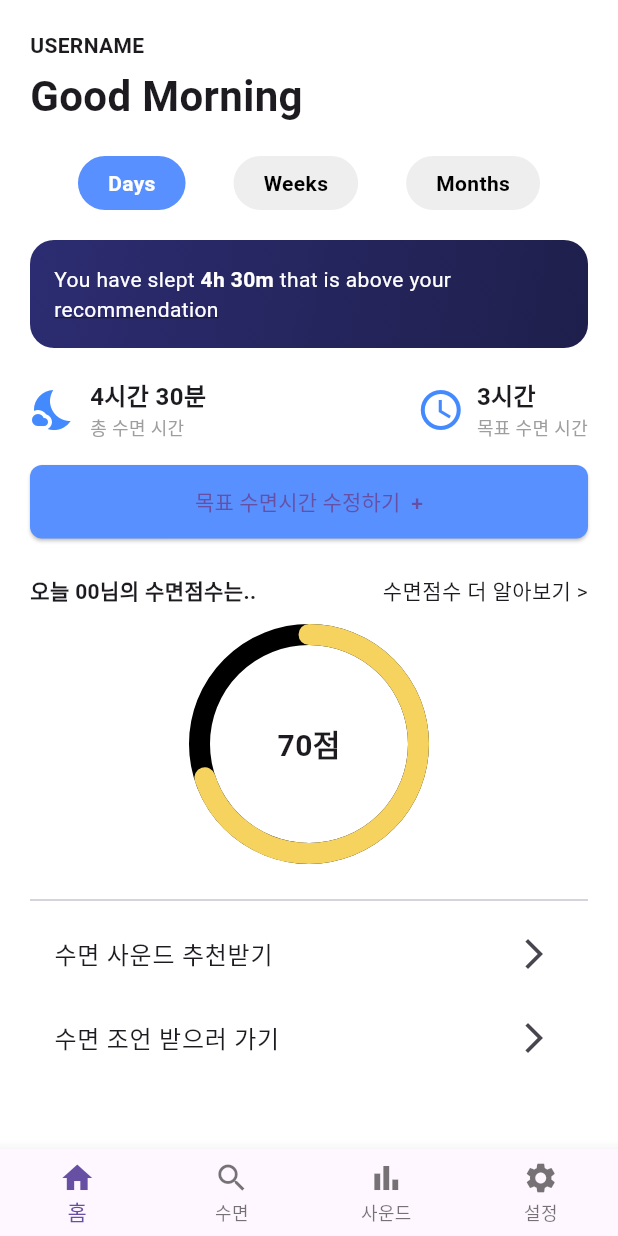
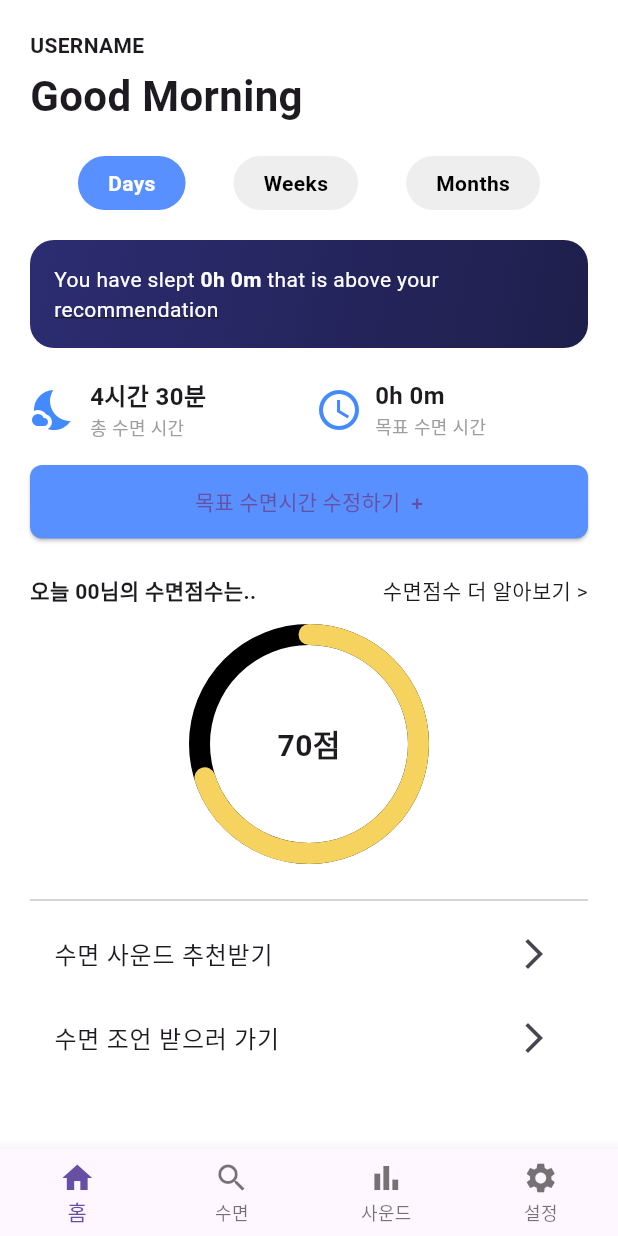
Before and after one commit to Ko-o-ala/Frontend, a Flutter app: the SleepDashboard screen opened by its route, on a phone screen of 412 x 824 dp. Run offline on Flutter 3.47's test engine with Material 3 defaults, Android fonts, the light colour scheme and no system bars; drawn by our look-alikes of percent_indicator; our stand-ins replace hive, hive_flutter, uni_links; accounts and stored records are empty.

Commit message:
시간 수정

```diff
--- a/lib/sleep_dashboard/sleep_dashboard.dart
+++ b/lib/sleep_dashboard/sleep_dashboard.dart
@@ -3,8 +3,29 @@ import 'package:my_app/sleep_dashboard/monthly_sleep_screen.dart';
 import 'package:percent_indicator/percent_indicator.dart';
 import 'weekly_sleep_screen.dart';
 
-class SleepDashboard extends StatelessWidget {
-  const SleepDashboard({super.key});
+class SleepDashboard extends StatefulWidget {
+  final TimeOfDay? goalTime;
+
+  const SleepDashboard({Key? key, this.goalTime}) : super(key: key);
+
+  @override
+  State<SleepDashboard> createState() => _SleepDashboardState();
+}
+
+class _SleepDashboardState extends State<SleepDashboard> {
+  late String formattedTime;
+
+  @override
+  void initState() {
+    super.initState();
+    if (widget.goalTime != null) {
+      formattedTime = '${widget.goalTime!.hour}h ${widget.goalTime!.minute}m';
+      print('✅ 전달받은 시간: $formattedTime');
+    } else {
+      formattedTime = '0h 0m';
+      print('⚠️ 전달된 시간 없음');
+    }
+  }
 
   @override
   Widget build(BuildContext context) {
@@ -36,6 +57,7 @@ class SleepDashboard extends StatelessWidget {
               ),
               const SizedBox(height: 20),
               Container(
+                width: double.infinity, // ✅ 오버플로 방지
                 padding: const EdgeInsets.all(16),
                 decoration: BoxDecoration(
                   borderRadius: BorderRadius.circular(16),
@@ -45,46 +67,66 @@ class SleepDashboard extends StatelessWidget {
                     end: Alignment.bottomRight,
                   ),
                 ),
-                child: const Text.rich(
+                child: Text.rich(
                   TextSpan(
                     children: [
-                      TextSpan(text: 'You have slept '),
+                      const TextSpan(text: 'You have slept '),
                       TextSpan(
-                        text: '4h 30m',
-                        style: TextStyle(fontWeight: FontWeight.bold),
+                        text: formattedTime,
+                        style: const TextStyle(fontWeight: FontWeight.bold),
                       ),
-                      TextSpan(text: ' that is above your '),
-                      TextSpan(
+                      const TextSpan(text: ' that is above your '),
+                      const TextSpan(
                         text: 'recommendation',
                         style: TextStyle(decoration: TextDecoration.underline),
                       ),
                     ],
                   ),
-                  style: TextStyle(color: Colors.white),
+                  style: const TextStyle(color: Colors.white),
+                  softWrap: true,
+                  overflow: TextOverflow.visible,
+                  maxLines: 3,
                 ),
               ),
               const SizedBox(height: 20),
               Row(
-                mainAxisAlignment: MainAxisAlignment.spaceBetween,
-                children: const [
-                  _InfoItem(
+                children: [
+                  const Expanded(
+                    child: _InfoItem(
                       icon: Icons.nights_stay,
-                    time: '4시간 30분',
+                      time: '4시간 30분', // ✅ 나중에 실제 총 수면 시간으로 교체
                       label: '총 수면 시간',
                     ),
-                  _InfoItem(
+                  ),
+                  const SizedBox(width: 8),
+                  Expanded(
+                    child: _InfoItem(
                       icon: Icons.access_time,
-                    time: '3시간',
+                      time: formattedTime, // ✅ 전달받은 시간 사용
                       label: '목표 수면 시간',
+                    ),
                   ),
                 ],
               ),
+
               const SizedBox(height: 16),
               SizedBox(
                 width: double.infinity,
                 child: ElevatedButton(
-                  onPressed: () {
-                    Navigator.pushNamed(context, '/time-set'); // 👉 이 안에 있어야 함!
+                  onPressed: () async {
+                    final result = await Navigator.pushNamed(
+                      context,
+                      '/time-set',
+                    );
+                    if (result is TimeOfDay) {
+                      Navigator.pushReplacement(
+                        context,
+                        MaterialPageRoute(
+                          builder:
+                              (context) => SleepDashboard(goalTime: result),
+                        ),
+                      );
+                    }
                   },
                   style: ElevatedButton.styleFrom(
                     padding: const EdgeInsets.symmetric(vertical: 14),
@@ -96,7 +138,6 @@ class SleepDashboard extends StatelessWidget {
                   child: const Text('목표 수면시간 수정하기  +'),
                 ),
               ),
-
               const SizedBox(height: 24),
               Row(
                 mainAxisAlignment: MainAxisAlignment.spaceBetween,
@@ -189,8 +230,8 @@ class SleepDashboard extends StatelessWidget {
           ),
         ),
       ),
-    ); // ✅ 이 줄이 함수의 return 닫힘!
-  } // ✅ 그리고 이 중괄호는 함수 자체 닫는 거!
+    );
+  }
 }
 
 class _InfoItem extends StatelessWidget {
@@ -210,18 +251,25 @@ class _InfoItem extends StatelessWidget {
       children: [
         Icon(icon, size: 32, color: Colors.blueAccent),
         const SizedBox(width: 8),
-        Column(
+        Flexible(
+          child: Column(
             crossAxisAlignment: CrossAxisAlignment.start,
             children: [
               Text(
                 time,
-              style: const TextStyle(fontWeight: FontWeight.bold, fontSize: 16),
+                style: const TextStyle(
+                  fontWeight: FontWeight.bold,
+                  fontSize: 16,
+                ),
+                overflow: TextOverflow.ellipsis,
               ),
               Text(
                 label,
                 style: const TextStyle(fontSize: 12, color: Colors.grey),
+                overflow: TextOverflow.ellipsis,
               ),
             ],
+          ),
         ),
       ],
     );
```
Also changed, not shown: lib/main.dart (+9 -2 lines), lib/sleep_time/sleep_goal_screen.dart (+50 -31 lines), 1 other file. Lines whose indentation alone changed are shown as unchanged.
